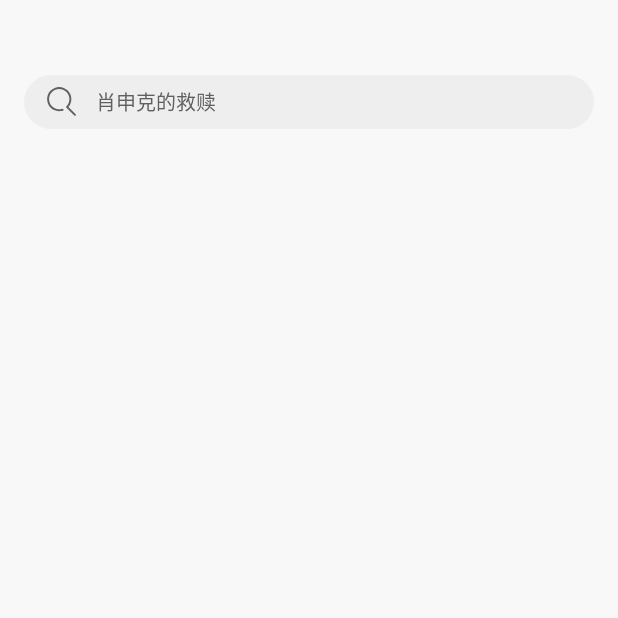
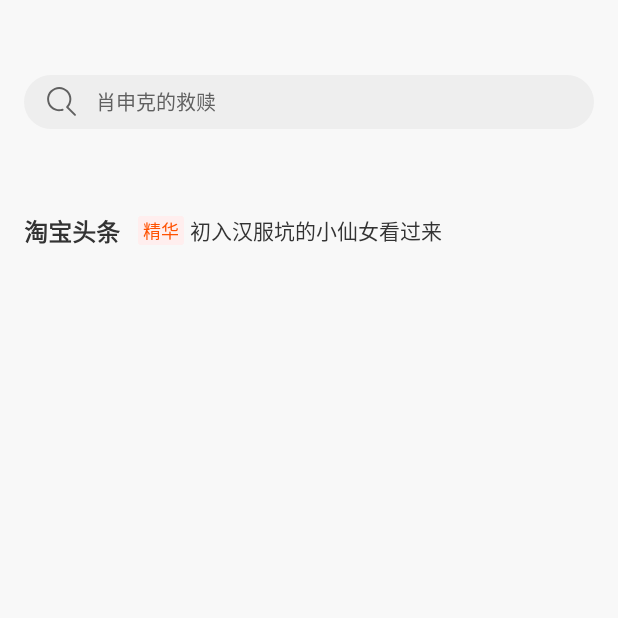
Before and after one commit to HaowenLee/TextBanner, an Android app: the screen it shows after launch (MainActivity), on a phone screen of 412 x 824 dp, the top half of it. Before the commit the part shown is almost empty. Run offline under Robolectric (Android 15) with nearby library versions, the phone set to English and light mode, and no system bars.

Commit message:
Modify text banner

```diff
--- a/app/src/main/java/me/haowen/sample/MainActivity.java
+++ b/app/src/main/java/me/haowen/sample/MainActivity.java
@@ -1,15 +1,24 @@
 package me.haowen.sample;
 
 import android.os.Bundle;
+import android.util.Pair;
+import android.view.View;
 
+import java.util.ArrayList;
 import java.util.Arrays;
+import java.util.List;
 
 import androidx.appcompat.app.AppCompatActivity;
-import me.haowen.sample.adapter.SimpleAdapter;
+
+import me.haowen.sample.adapter.CustomAdapter;
 import me.haowen.textbanner.TextBanner;
+import me.haowen.textbanner.adapter.SimpleTextBannerAdapter;
 
 public class MainActivity extends AppCompatActivity {
 
+    /**
+     * 热搜词数据
+     */
     private String[] hotWordArray = new String[]{
             "肖申克的救赎",
             "这个杀手不太冷",
@@ -19,12 +28,50 @@ public class MainActivity extends AppCompatActivity {
             "千与千寻"
     };
 
+    /**
+     * 更新后的数据
+     */
+    private String[] updateHotWordArray = new String[]{
+            "蝙蝠侠",
+            "复仇者联盟4",
+            "仙剑3",
+            "小猪佩奇",
+            "猫和老鼠",
+            "哆啦A梦"
+    };
+
     @Override
     protected void onCreate(Bundle savedInstanceState) {
         super.onCreate(savedInstanceState);
         setContentView(R.layout.activity_main);
 
         TextBanner textBanner = findViewById(R.id.textBanner);
-        textBanner.setAdapter(new SimpleAdapter(this, Arrays.asList(hotWordArray)));
+        final SimpleTextBannerAdapter simpleAdapter = new SimpleTextBannerAdapter(this, Arrays.asList(hotWordArray));
+        textBanner.setAdapter(simpleAdapter);
+
+        textBanner.setOnClickListener(new View.OnClickListener() {
+            @Override
+            public void onClick(View v) {
+                simpleAdapter.setData(Arrays.asList(updateHotWordArray));
+            }
+        });
+
+        initCustomAdapter();
+    }
+
+    /**
+     * 自定义的Custom
+     */
+    private void initCustomAdapter() {
+        List<Pair<String, String>> data = new ArrayList<>();
+        data.add(new Pair<>("精华", "初入汉服坑的小仙女看过来"));
+        data.add(new Pair<>("精华", "国产马自达3，黑科技，3.3L"));
+        data.add(new Pair<>("超赞", "最惨855手机，发货至今"));
+        data.add(new Pair<>("热文", "自动挡下坡为什么不能D档"));
+        data.add(new Pair<>("精华", "蓝鲫和九一八咋搭配才好用"));
+        data.add(new Pair<>("超赞", "五一去哪？大数据告诉你"));
+
+        TextBanner textBanner = findViewById(R.id.customTextBanner);
+        textBanner.setAdapter(new CustomAdapter(this, data));
     }
 }
--- a/app/src/main/java/me/haowen/sample/adapter/BaseAdapter.java
+++ /dev/null
@@ -1,28 +0,0 @@
-package me.haowen.sample.adapter;
-
-import android.content.Context;
-import android.view.LayoutInflater;
-
-import java.util.List;
-
-import me.haowen.textbanner.TextBanner;
-
-public abstract class BaseAdapter<T> extends TextBanner.Adapter {
-
-    protected List<T> data;
-    protected LayoutInflater inflater;
-
-    public BaseAdapter(Context context) {
-        inflater = LayoutInflater.from(context);
-    }
-
-    public BaseAdapter(Context context, List<T> data) {
-        inflater = LayoutInflater.from(context);
-        this.data = data;
-    }
-
-    @Override
-    public int getCount() {
-        return data == null ? 0 : data.size();
-    }
-}
--- /dev/null
+++ b/app/src/main/java/me/haowen/sample/adapter/CustomAdapter.java
@@ -0,0 +1,40 @@
+package me.haowen.sample.adapter;
+
+import android.content.Context;
+import android.util.Pair;
+import android.view.View;
+import android.view.ViewGroup;
+import android.widget.TextView;
+
+import androidx.annotation.NonNull;
+
+import java.util.List;
+
+import me.haowen.sample.R;
+import me.haowen.textbanner.adapter.BaseAdapter;
+
+/**
+ * 自定义的适配器
+ */
+public class CustomAdapter extends BaseAdapter<Pair<String, String>> {
+
+    public CustomAdapter(Context context, List<Pair<String, String>> data) {
+        super(context, data);
+    }
+
+    @Override
+    public View onCreateView(@NonNull ViewGroup parent) {
+        return mInflater.inflate(R.layout.item_text_banner_custom, parent, false);
+    }
+
+    @Override
+    public void onBindViewData(@NonNull View convertView, int position) {
+        TextView tvTag = convertView.findViewById(R.id.tvTag);
+        TextView tvTitle = convertView.findViewById(R.id.tvTitle);
+
+        Pair<String, String> itemModel = getItem(position);
+
+        tvTag.setText(itemModel.first);
+        tvTitle.setText(itemModel.second);
+    }
+}
--- a/app/src/main/java/me/haowen/sample/adapter/SimpleAdapter.java
+++ /dev/null
@@ -1,28 +0,0 @@
-package me.haowen.sample.adapter;
-
-import android.content.Context;
-import android.view.View;
-import android.view.ViewGroup;
-import android.widget.TextView;
-
-import java.util.List;
-
-import androidx.annotation.NonNull;
-import me.haowen.sample.R;
-
-public class SimpleAdapter extends BaseAdapter<String> {
-
-    public SimpleAdapter(Context context, List<String> data) {
-        super(context, data);
-    }
-
-    @Override
-    public View onCreateView(@NonNull ViewGroup parent) {
-        return inflater.inflate(R.layout.item_text_banner_simple, parent, false);
-    }
-
-    @Override
-    public void onBindViewData(@NonNull View convertView, int position) {
-        ((TextView) convertView).setText(data.get(position));
-    }
-}
--- /dev/null
+++ b/app/src/main/res/drawable/bg_tag_custom.xml
@@ -0,0 +1,5 @@
+<?xml version="1.0" encoding="utf-8"?>
+<shape xmlns:android="http://schemas.android.com/apk/res/android">
+    <corners android:radius="2dp" />
+    <solid android:color="#FFEEEE" />
+</shape>
--- a/app/src/main/res/layout/activity_main.xml
+++ b/app/src/main/res/layout/activity_main.xml
@@ -1,10 +1,11 @@
 <?xml version="1.0" encoding="utf-8"?>
-<androidx.constraintlayout.widget.ConstraintLayout xmlns:android="http://schemas.android.com/apk/res/android"
+<LinearLayout xmlns:android="http://schemas.android.com/apk/res/android"
     xmlns:app="http://schemas.android.com/apk/res-auto"
     xmlns:tools="http://schemas.android.com/tools"
     android:layout_width="match_parent"
     android:layout_height="match_parent"
     android:background="#F8F8F8"
+    android:orientation="vertical"
     android:paddingLeft="16dp"
     android:paddingRight="16dp"
     tools:context="me.haowen.sample.MainActivity">
@@ -16,10 +17,7 @@
         android:background="@drawable/bg_search_bar"
         android:gravity="center_vertical"
         android:paddingLeft="14dp"
-        android:paddingRight="14dp"
-        app:layout_constraintLeft_toLeftOf="parent"
-        app:layout_constraintRight_toRightOf="parent"
-        app:layout_constraintTop_toTopOf="parent">
+        android:paddingRight="14dp">
 
         <ImageView
             android:layout_width="22dp"
@@ -32,8 +30,35 @@
             android:layout_width="match_parent"
             android:layout_height="match_parent"
             android:layout_marginLeft="12dp"
-            android:layout_marginRight="12dp" />
+            android:layout_marginRight="12dp"
+            app:delayTime="5000"
+            app:duration="800" />
 
     </LinearLayout>
 
-</androidx.constraintlayout.widget.ConstraintLayout>
+    <LinearLayout
+        android:layout_width="match_parent"
+        android:layout_height="36dp"
+        android:layout_marginTop="50dp"
+        android:gravity="center_vertical">
+
+        <TextView
+            android:layout_width="wrap_content"
+            android:layout_height="wrap_content"
+            android:text="淘宝头条"
+            android:textColor="#333333"
+            android:textSize="16sp"
+            android:textStyle="bold" />
+
+        <me.haowen.textbanner.TextBanner
+            android:id="@+id/customTextBanner"
+            android:layout_width="match_parent"
+            android:layout_height="match_parent"
+            android:layout_marginLeft="12dp"
+            android:layout_marginRight="12dp"
+            app:delayTime="2000"
+            app:duration="500" />
+
+    </LinearLayout>
+
+</LinearLayout>
--- /dev/null
+++ b/app/src/main/res/layout/item_text_banner_custom.xml
@@ -0,0 +1,37 @@
+<?xml version="1.0" encoding="utf-8"?>
+<LinearLayout xmlns:android="http://schemas.android.com/apk/res/android"
+    xmlns:tools="http://schemas.android.com/tools"
+    android:layout_width="match_parent"
+    android:layout_height="match_parent"
+    android:gravity="center_vertical"
+    android:orientation="horizontal">
+
+    <TextView
+        android:id="@+id/tvTag"
+        android:layout_width="wrap_content"
+        android:layout_height="wrap_content"
+        android:background="@drawable/bg_tag_custom"
+        android:includeFontPadding="false"
+        android:paddingLeft="3dp"
+        android:paddingTop="0.5dp"
+        android:paddingRight="3dp"
+        android:paddingBottom="0.5dp"
+        android:textColor="#FF5101"
+        android:textSize="12sp"
+        tools:text="精华" />
+
+    <TextView
+        android:id="@+id/tvTitle"
+        android:layout_width="wrap_content"
+        android:layout_height="wrap_content"
+        android:layout_marginLeft="4dp"
+        android:layout_marginRight="4dp"
+        android:ellipsize="end"
+        android:gravity="center_vertical"
+        android:includeFontPadding="false"
+        android:maxLines="1"
+        android:textColor="#333333"
+        android:textSize="14sp"
+        tools:text="初入汉服坑的小仙女看过来，挑选正品" />
+
+</LinearLayout>
--- a/build.gradle
+++ b/build.gradle
@@ -7,10 +7,7 @@ buildscript {
 
     }
     dependencies {
-        classpath 'com.android.tools.build:gradle:3.3.2'
-
-        // NOTE: Do not place your application dependencies here; they belong
-        // in the individual module build.gradle files
+        classpath 'com.android.tools.build:gradle:3.4.0'
     }
 }
 
--- a/textbanner/src/main/java/me/haowen/textbanner/TextBanner.java
+++ b/textbanner/src/main/java/me/haowen/textbanner/TextBanner.java
@@ -1,46 +1,80 @@
 package me.haowen.textbanner;
 
 import android.content.Context;
+import android.content.res.TypedArray;
 import android.util.AttributeSet;
 import android.view.View;
 import android.view.ViewGroup;
 import android.view.animation.Animation;
 import android.view.animation.DecelerateInterpolator;
 import android.view.animation.TranslateAnimation;
+import android.widget.Adapter;
 import android.widget.FrameLayout;
 
 import androidx.annotation.NonNull;
 import androidx.annotation.Nullable;
 
+/**
+ * 文字轮播
+ */
 public class TextBanner extends FrameLayout {
 
+    /**
+     * 当前的位置索引
+     */
     private int currentPosition = 0;
+    /**
+     * 上次动画开始时间戳
+     */
     private long lastTimeMillis;
-    private static final int ANIM_DELAYED_MILLIONS = 5 * 1000;
+    /**
+     * 停留时长
+     */
+    private int mDelayTime = 5 * 1000;
     /**
      * 动画持续时长
      */
-    private static final int ANIM_DURATION = 800;
+    private int mDuration = 800;
+    /**
+     * 两个View交替出现
+     */
     private View viewItemOut, viewItemIn;
+    /**
+     * 动画
+     */
     private Animation animOut, animIn;
 
+    /**
+     * 数据适配器
+     */
+    private Adapter mAdapter;
+    /**
+     * 交替的View个数
+     */
     private static final int SIZE = 2;
 
     public TextBanner(Context context) {
-        super(context);
-        initAnimation();
+        this(context, null);
     }
 
     public TextBanner(Context context, AttributeSet attrs) {
-        super(context, attrs);
-        initAnimation();
+        this(context, attrs, 0);
     }
 
     public TextBanner(Context context, AttributeSet attrs, int defStyleAttr) {
         super(context, attrs, defStyleAttr);
+        if (attrs != null) {
+            TypedArray a = context.obtainStyledAttributes(attrs, R.styleable.TextBanner, defStyleAttr, 0);
+            mDuration = a.getInteger(R.styleable.TextBanner_duration, mDuration);
+            mDelayTime = a.getInteger(R.styleable.TextBanner_delayTime, mDelayTime);
+            a.recycle();
+        }
         initAnimation();
     }
 
+    /**
+     * 初始化动画
+     */
     private void initAnimation() {
         animOut = newAnimation(0, -1);
         animIn = newAnimation(1, 0);
@@ -48,12 +82,10 @@ public class TextBanner extends FrameLayout {
 
             @Override
             public void onAnimationStart(Animation animation) {
-
             }
 
             @Override
             public void onAnimationRepeat(Animation animation) {
-
             }
 
             @Override
@@ -63,23 +95,36 @@ public class TextBanner extends FrameLayout {
         });
     }
 
+    /**
+     * 生成动画
+     *
+     * @param fromYValue 起始值
+     * @param toYValue   结束值
+     * @return 动画
+     */
     private Animation newAnimation(float fromYValue, float toYValue) {
         Animation anim = new TranslateAnimation(Animation.RELATIVE_TO_SELF, 0, Animation.RELATIVE_TO_SELF, 0,
                 Animation.RELATIVE_TO_SELF, fromYValue, Animation.RELATIVE_TO_SELF, toYValue);
-        anim.setDuration(ANIM_DURATION);
-        anim.setStartOffset(ANIM_DELAYED_MILLIONS);
+        anim.setDuration(mDuration);
+        anim.setStartOffset(mDelayTime);
         anim.setInterpolator(new DecelerateInterpolator());
         return anim;
     }
 
+    /**
+     * 开始下一次动画（并做时间校验）
+     */
     private void updateTipAndPlayAnimationWithCheck() {
-        if (System.currentTimeMillis() - lastTimeMillis < ANIM_DURATION) {
+        // （代码的耗时，保证动画结束的时间<动画时长和停留时长）
+        if (System.currentTimeMillis() - lastTimeMillis < mDuration + mDelayTime) {
             return;
         }
-        lastTimeMillis = System.currentTimeMillis();
         updateTipAndPlayAnimation();
     }
 
+    /**
+     * 动画替换下一个View
+     */
     private void updateTipAndPlayAnimation() {
         currentPosition++;
         if (currentPosition % 2 == 0) {
@@ -93,47 +138,140 @@ public class TextBanner extends FrameLayout {
             viewItemIn.startAnimation(animIn);
             this.bringChildToFront(viewItemOut);
         }
+        // 记录动画的开始时间
+        lastTimeMillis = System.currentTimeMillis();
     }
 
-    @SuppressWarnings("unchecked")
+    /**
+     * 数据绑定
+     *
+     * @param convertView View
+     * @param position    位置
+     */
     private void bindViewData(View convertView, int position) {
         mAdapter.onBindViewData(convertView, position);
     }
 
-    Adapter mAdapter;
-
+    /**
+     * 设置数据适配器
+     *
+     * @param adapter 数据适配器
+     */
     public void setAdapter(@Nullable Adapter adapter) {
         if (adapter == null) {
             return;
         }
         mAdapter = adapter;
+        mAdapter.registerObservable(new Observable() {
+            @Override
+            public void onChange() {
+                setData();
+            }
+        });
+        setData();
+    }
+
+    /**
+     * 重置，数据设置并开始动画
+     */
+    private void setData() {
         reset();
+        // 没有数据
+        if (mAdapter.getCount() == 0) {
+            return;
+        }
         createViews();
         bindViewData(viewItemOut, currentPosition);
-        if (mAdapter.getCount() > SIZE) {
-            updateTipAndPlayAnimation();
+        if (mAdapter.getCount() < SIZE) {
+            return;
         }
+        updateTipAndPlayAnimation();
     }
 
+    /**
+     * 动画清除，View去除
+     */
     private void reset() {
+        if (viewItemIn != null) {
+            viewItemIn.clearAnimation();
+        }
+        if (viewItemOut != null) {
+            viewItemOut.clearAnimation();
+        }
+        clearAnimation();
         removeAllViews();
-        clearAnimation();
         currentPosition = 0;
     }
 
+    /**
+     * 生成View并添加容器
+     */
     private void createViews() {
         viewItemOut = mAdapter.onCreateView(this);
         viewItemIn = mAdapter.onCreateView(this);
+        addView(viewItemIn);
         addView(viewItemOut);
-        addView(viewItemIn);
     }
 
+    /**
+     * 数据适配器
+     */
     public abstract static class Adapter {
 
+        /**
+         * 数据更新观察这
+         */
+        private Observable mObservable;
+
+        /**
+         * 注册数据更新观察
+         *
+         * @param observable 数据更新观察
+         */
+        private void registerObservable(Observable observable) {
+            this.mObservable = observable;
+        }
+
+        /**
+         * 通知数据更新
+         */
+        public void notifyDataChange() {
+            if (mObservable != null) {
+                mObservable.onChange();
+            }
+        }
+
+        /**
+         * Item个数
+         *
+         * @return Item个数
+         */
         public abstract int getCount();
 
+        /**
+         * View生成
+         *
+         * @param parent 父容器
+         * @return Item的View
+         */
         public abstract View onCreateView(@NonNull ViewGroup parent);
 
+        /**
+         * 数据绑定View
+         *
+         * @param convertView 内容View
+         * @param position    位置
+         */
         public abstract void onBindViewData(@NonNull View convertView, int position);
     }
+
+    /**
+     * 数据观察
+     */
+    private interface Observable {
+        /**
+         * 数据改变
+         */
+        void onChange();
+    }
 }
--- /dev/null
+++ b/textbanner/src/main/java/me/haowen/textbanner/adapter/BaseAdapter.java
@@ -0,0 +1,56 @@
+package me.haowen.textbanner.adapter;
+
+import android.content.Context;
+import android.view.LayoutInflater;
+
+import java.util.List;
+
+import me.haowen.textbanner.TextBanner;
+
+/**
+ * 数据适配器基类
+ *
+ * @param <T> 数据泛型
+ */
+public abstract class BaseAdapter<T> extends TextBanner.Adapter {
+
+    /**
+     * 数据
+     */
+    protected List<T> mData;
+    protected LayoutInflater mInflater;
+
+    /**
+     * 设置数据并通知更新
+     *
+     * @param data 数据
+     */
+    public void setData(List<T> data) {
+        this.mData = data;
+        notifyDataChange();
+    }
+
+    /**
+     * 获取Item数据
+     *
+     * @param position 位置
+     * @return 数据
+     */
+    public T getItem(int position) {
+        return mData.get(position);
+    }
+
+    public BaseAdapter(Context context) {
+        mInflater = LayoutInflater.from(context);
+    }
+
+    public BaseAdapter(Context context, List<T> data) {
+        mInflater = LayoutInflater.from(context);
+        this.mData = data;
+    }
+
+    @Override
+    public int getCount() {
+        return mData == null ? 0 : mData.size();
+    }
+}
--- /dev/null
+++ b/textbanner/src/main/java/me/haowen/textbanner/adapter/SimpleTextBannerAdapter.java
@@ -0,0 +1,32 @@
+package me.haowen.textbanner.adapter;
+
+import android.content.Context;
+import android.view.View;
+import android.view.ViewGroup;
+import android.widget.TextView;
+
+import androidx.annotation.NonNull;
+
+import java.util.List;
+
+import me.haowen.textbanner.R;
+
+/**
+ * 简单的数据适配器（TextView）
+ */
+public class SimpleTextBannerAdapter extends BaseAdapter<String> {
+
+    public SimpleTextBannerAdapter(Context context, List<String> data) {
+        super(context, data);
+    }
+
+    @Override
+    public View onCreateView(@NonNull ViewGroup parent) {
+        return mInflater.inflate(R.layout.item_text_banner_simple, parent, false);
+    }
+
+    @Override
+    public void onBindViewData(@NonNull View convertView, int position) {
+        ((TextView) convertView).setText(mData.get(position));
+    }
+}
```
Also changed, not shown: app/build.gradle (+4 -5 lines), textbanner/build.gradle (+2 -9 lines), textbanner/src/main/res/layout/item_recommend.xml (deleted, +0 -73 lines), textbanner/src/main/res/values/attrs.xml (added, +7 -0 lines), gradle/wrapper/gradle-wrapper.properties, textbanner/src/main/res/layout/item_text_banner_simple.xml (renamed from app/src/main/res/layout/item_text_banner_simple.xml), 2 other files.
